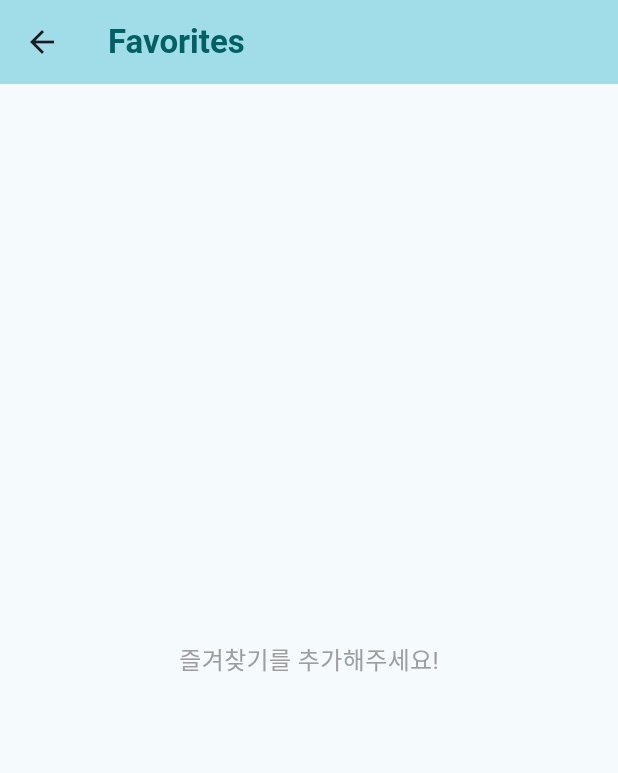
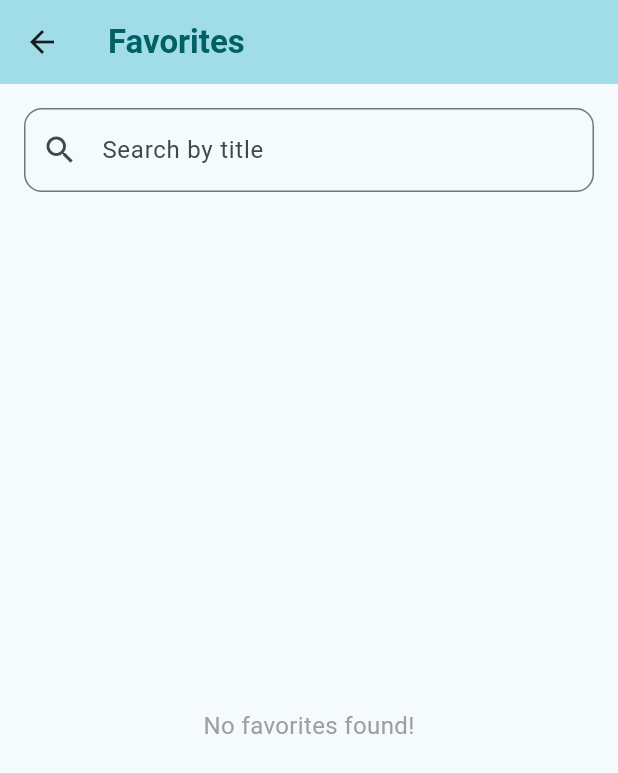
Before and after one commit to clapkong/Final_Travel_Planner, a Flutter app: the FavoritesPage screen opened directly, on a phone screen of 412 x 824 dp. Shown: the top 773 px of the screen. Run offline on Flutter 3.47's test engine with Material 3 defaults, Android fonts, the phone set to English and light mode, and no system bars; our stand-ins replace carousel_slider, csc_picker, flutter_tts, shared_preferences, speech_to_text; accounts and stored records are empty; Roboto replaces fonts that are missing (Pretendard).

Commit message:
Search Bar 적용

```diff
--- a/lib/pages/favorites_page.dart
+++ b/lib/pages/favorites_page.dart
@@ -2,17 +2,44 @@ import 'package:flutter/material.dart';
 import 'package:travel_planner/main.dart';
 import 'package:travel_planner/pages/results_page.dart'; // 결과 페이지 가져오기
 import 'package:provider/provider.dart';
-import 'package:shared_preferences/shared_preferences.dart';
 
 class FavoritesPage extends StatefulWidget {
   @override
   State<FavoritesPage> createState() => _FavoritesPageState();
 }
+
 class _FavoritesPageState extends State<FavoritesPage> {
+  String _searchQuery = ''; // 검색어를 저장
+  late List<dynamic> _filteredFavorites; // 필터링된 즐겨찾기 리스트
+
+  @override
+  void initState() {
+    super.initState();
+    _filteredFavorites = [];
+  }
+
+  void _filterFavorites(String query, List<dynamic> favoritesList) {
+    setState(() {
+      _searchQuery = query;
+      if (query.isEmpty) {
+        _filteredFavorites = favoritesList;
+      } else {
+        _filteredFavorites = favoritesList
+            .where((favorite) => favorite.title.toLowerCase().contains(query.toLowerCase()))
+            .toList();
+      }
+    });
+  }
+
   @override
   Widget build(BuildContext context) {
     // FavoritesProvider에서 데이터 가져오기
     final favoritesList = context.watch<FavoritesProvider>().favorites;
+
+    // 초기 상태에서 전체 목록을 필터링된 목록으로 설정
+    if (_filteredFavorites.isEmpty && _searchQuery.isEmpty) {
+      _filteredFavorites = favoritesList;
+    }
 
     return Scaffold(
       appBar: AppBar(
@@ -22,12 +49,30 @@ class _FavoritesPageState extends State<FavoritesPage> {
         ),
         backgroundColor: Theme.of(context).colorScheme.inversePrimary.withOpacity(0.75),
       ),
-      body: Padding(
+      body: Column(
+        children: [
+          // 검색창
+          Padding(
             padding: const EdgeInsets.all(16.0),
-        child: favoritesList.isEmpty
+            child: TextField(
+              decoration: InputDecoration(
+                labelText: 'Search by title',
+                prefixIcon: Icon(Icons.search),
+                border: OutlineInputBorder(
+                  borderRadius: BorderRadius.circular(12.0),
+                ),
+              ),
+              onChanged: (query) => _filterFavorites(query, favoritesList),
+            ),
+          ),
+          // 즐겨찾기 목록
+          Expanded(
+            child: Padding(
+              padding: const EdgeInsets.symmetric(horizontal: 16.0), // 좌우 16px 패딩 추가
+              child: _filteredFavorites.isEmpty
                 ? Center(
                     child: Text(
-                  '즐겨찾기를 추가해주세요!',
+                      'No favorites found!',
                       style: TextStyle(fontSize: 16.0, color: Colors.grey),
                     ),
                   )
@@ -38,19 +83,19 @@ class _FavoritesPageState extends State<FavoritesPage> {
                       mainAxisSpacing: 16.0,
                       childAspectRatio: 3 / 2, // 카드의 비율 조정 (가로:세로 비율)
                     ),
-                itemCount: favoritesList.length,
+                    itemCount: _filteredFavorites.length,
                     itemBuilder: (context, index) {
-                  final favorite = favoritesList[index];
+                      final favorite = _filteredFavorites[index];
                       return GestureDetector(
                         onTap: () {
-                      /*Navigator.push(
+                          Navigator.push(
                             context,
                             MaterialPageRoute(
                               builder: (context) => ResultsPage(
                                 travelPlan: favorite, // travelPlan 전달
                               ),
                             ),
-                      );*/
+                          );
                         },
                         child: ClipRRect(
                           borderRadius: BorderRadius.circular(12.0),
@@ -119,6 +164,9 @@ class _FavoritesPageState extends State<FavoritesPage> {
                     },
                   ),
             ),
+          ),
+        ],
+      ),
     );
   }
 }
```
Lines whose indentation alone changed are shown as unchanged.
